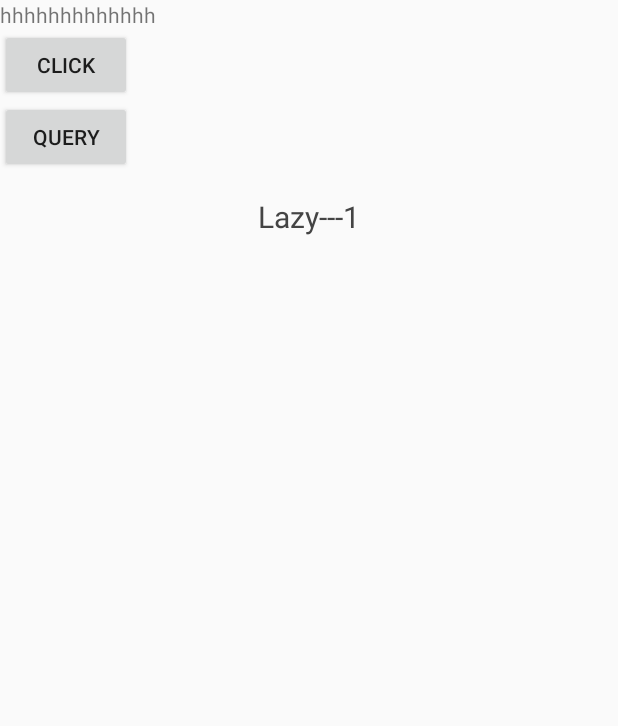
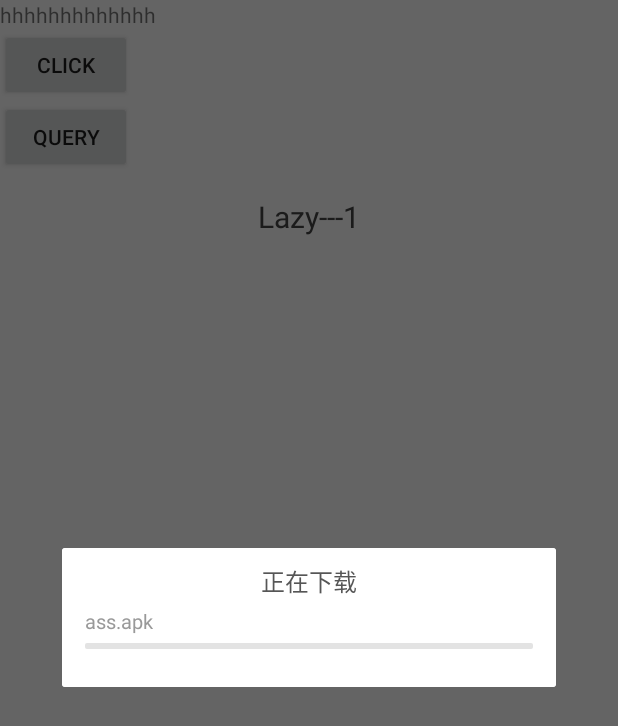
Before and after one commit to wtghby/frame, an Android app: the screen it shows after launch (MainActivity), after a tap on "CLICK", on a phone screen of 412 x 824 dp. Shown: the top 726 px of the screen. Run offline under Robolectric (Android 15) with nearby library versions, the phone set to English and light mode, and no system bars; our stand-ins replace ButterKnife; libraries missing offline, so code that uses them is left out: com.orhanobut.logger; pictures from the network do not load; 5 statements that could not run were skipped.

Commit message:
添加loadingDialog

```diff
--- a/app/src/main/java/com/conny/frame/MainActivity.java
+++ b/app/src/main/java/com/conny/frame/MainActivity.java
@@ -1,6 +1,7 @@
 package com.conny.frame;
 
 import android.content.Intent;
+import android.os.CountDownTimer;
 import android.support.v4.app.Fragment;
 import android.support.v4.app.FragmentManager;
 import android.support.v4.app.FragmentPagerAdapter;
@@ -14,6 +15,8 @@ import com.conny.frame.bean.PersonBean;
 import com.conny.frame.material.base.BaseActivity;
 import com.conny.frame.material.dao.Dao;
 import com.conny.frame.material.dialog.CommonDialog;
+import com.conny.frame.material.dialog.FileLoadingDialog;
+import com.conny.frame.material.utils.LCountDownTimer;
 import com.conny.frame.test.FrameApi;
 import com.conny.frame.test.IpBean;
 import com.conny.frame.test.LazyFragment;
@@ -22,7 +25,10 @@ import com.conny.library.lazy.LazyViewPager;
 import com.conny.library.slidingmenu.lib.SlidingMenu;
 
 import java.util.ArrayList;
+import java.util.Date;
 import java.util.List;
+import java.util.Timer;
+import java.util.TimerTask;
 
 import butterknife.BindView;
 import butterknife.OnClick;
@@ -100,12 +106,44 @@ public class MainActivity extends BaseActivity {
 //                sliding();
 //                showDialog();
 //                showProgress(true);
-                save();
+//                save();
+//                countDown();
+//                date();
+                progress();
                 break;
             case R.id.query:
                 query();
                 break;
         }
+    }
+
+    private void progress() {
+        FileLoadingDialog dialog = new FileLoadingDialog(this);
+        dialog.setTitle("正在下载");
+        dialog.setName("ass.apk");
+        dialog.show();
+    }
+
+    private void date() {
+        Timer timer = new Timer();
+        long time = System.currentTimeMillis() + 1000 * 60;
+        timer.schedule(new TimerTask() {
+            @Override
+            public void run() {
+                runOnUiThread(new Runnable() {
+                    @Override
+                    public void run() {
+                        countDown();
+                    }
+                });
+
+            }
+        }, new Date(time));
+    }
+
+    private void countDown() {
+        CountDown count = new CountDown(1000 * 60 * 5, 1000 * 60);
+        count.start();
     }
 
     private void save() {
@@ -201,4 +239,30 @@ public class MainActivity extends BaseActivity {
         }
         return super.onKeyDown(keyCode, event);
     }
+
+    class CountDown extends LCountDownTimer {
+        /**
+         * @param millisInFuture    The number of millis in the future from the call
+         * to {@link #start()} until the countdown is done and {@link #onFinish()}
+         * is called.
+         * @param countDownInterval The interval along the way to receive
+         * {@link #onTick(long)} callbacks.
+         */
+        private int times;
+
+        public CountDown(long millisInFuture, long countDownInterval) {
+            super(millisInFuture, countDownInterval);
+            times = 5;
+        }
+
+        @Override
+        public void onTick(long millisUntilFinished) {
+            mText.setText(String.valueOf(times--));
+        }
+
+        @Override
+        public void onFinish() {
+            mText.setText("end");
+        }
+    }
 }
--- /dev/null
+++ b/app/src/main/java/com/conny/frame/material/dialog/FileLoadingDialog.java
@@ -0,0 +1,69 @@
+package com.conny.frame.material.dialog;
+
+import android.app.Dialog;
+import android.content.Context;
+import android.os.Bundle;
+import android.support.annotation.NonNull;
+import android.view.Gravity;
+import android.view.ViewGroup;
+import android.widget.ListView;
+import android.widget.ProgressBar;
+import android.widget.TextView;
+
+import com.conny.frame.R;
+import com.conny.frame.material.utils.ResourcesUtil;
+
+/**
+ * Desc:
+ * Created by zhanghui on 2017/11/28.
+ */
+
+public class FileLoadingDialog extends Dialog {
+
+    private TextView mTitle;
+    private TextView mName;
+    private TextView mPercent;
+    private ProgressBar mProgress;
+
+    private String title;
+    private String name;
+
+    public FileLoadingDialog(@NonNull Context context) {
+        super(context, R.style.Theme_AppCompat_Dialog);
+    }
+
+    @Override
+    protected void onCreate(Bundle savedInstanceState) {
+        super.onCreate(savedInstanceState);
+        setContentView(R.layout.dialog_file_loading);
+        int width = ResourcesUtil.getScreenWidth();
+        width -= 2 * ResourcesUtil.getDimensionPixelSize(R.dimen.px50);
+        getWindow().setLayout(width, ViewGroup.LayoutParams.WRAP_CONTENT);
+        getWindow().setGravity(Gravity.CENTER);
+        setCancelable(false);
+
+        mTitle = (TextView) findViewById(R.id.title);
+        mName = (TextView) findViewById(R.id.name);
+        mPercent = (TextView) findViewById(R.id.percent);
+        mProgress = (ProgressBar) findViewById(R.id.progress);
+
+        mTitle.setText(title);
+        mName.setText(name);
+
+    }
+
+    public void setTitle(String title) {
+        this.title = title;
+    }
+
+    public void setName(String name) {
+        this.name = name;
+    }
+
+    public void updatePercent(long progress, long total) {
+        int percent = (int) (100 * ((progress * 1.0) / total));
+        String ps = percent + "%";
+        mPercent.setText(ps);
+        mProgress.setProgress(percent);
+    }
+}
--- /dev/null
+++ b/app/src/main/res/drawable/progress_bar.xml
@@ -0,0 +1,28 @@
+<?xml version="1.0" encoding="utf-8"?>
+<layer-list xmlns:android="http://schemas.android.com/apk/res/android">
+    <!--
+    对layer-list样式，是按照顺序堆叠的，所以最上层的放在最后面，而且如果设置了progressDrawable
+    的属性，再去设置progressbar的background是没有效果的
+    -->
+    <item android:id="@android:id/background">
+        <shape>
+            <corners android:radius="1dp" />         <!-- 圆角 -->
+
+            <solid android:color="@color/background_list_back" />   <!-- 描边 -->
+        </shape>
+    </item>
+    <item android:id="@android:id/progress">
+        <clip>
+            <shape>
+                <corners android:radius="1dp" />
+                <stroke
+                    android:width="0dp"
+                    android:color="@color/background_list_back" />
+                <gradient
+                    android:angle="0"
+                    android:endColor="@color/colorAccent"
+                    android:startColor="@color/colorAccent" />
+            </shape>
+        </clip>
+    </item>
+</layer-list>
--- /dev/null
+++ b/app/src/main/res/layout/dialog_file_loading.xml
@@ -0,0 +1,46 @@
+<?xml version="1.0" encoding="utf-8"?>
+<LinearLayout xmlns:android="http://schemas.android.com/apk/res/android"
+    android:layout_width="match_parent"
+    android:layout_height="match_parent"
+    android:background="@color/white"
+    android:orientation="vertical">
+
+    <TextView
+        android:id="@+id/title"
+        android:layout_width="wrap_content"
+        android:layout_height="wrap_content"
+        android:layout_gravity="center_horizontal"
+        android:layout_marginTop="@dimen/px20"
+        android:textColor="@color/black_565656"
+        android:textSize="@dimen/font_32px" />
+
+    <TextView
+        android:id="@+id/name"
+        android:layout_width="wrap_content"
+        android:layout_height="wrap_content"
+        android:layout_marginLeft="@dimen/px30"
+        android:layout_marginTop="@dimen/px10"
+        android:textColor="@color/common_small_des_text"
+        android:textSize="@dimen/px26" />
+
+    <ProgressBar
+        android:id="@+id/progress"
+        style="?android:attr/progressBarStyleHorizontal"
+        android:layout_width="match_parent"
+        android:layout_height="@dimen/px8"
+        android:layout_marginLeft="@dimen/px30"
+        android:layout_marginRight="@dimen/px30"
+        android:layout_marginTop="@dimen/px10"
+        android:max="100"
+        android:progressDrawable="@drawable/progress_bar" />
+
+    <TextView
+        android:id="@+id/percent"
+        android:layout_width="wrap_content"
+        android:layout_height="wrap_content"
+        android:layout_gravity="right"
+        android:layout_marginBottom="@dimen/px20"
+        android:layout_marginRight="@dimen/px30"
+        android:textColor="@color/colorAccent"
+        android:textSize="@dimen/px22" />
+</LinearLayout>
```
Also changed, not shown: app/src/main/java/com/conny/frame/material/utils/LCountDownTimer.java (added, +153 -0 lines).
